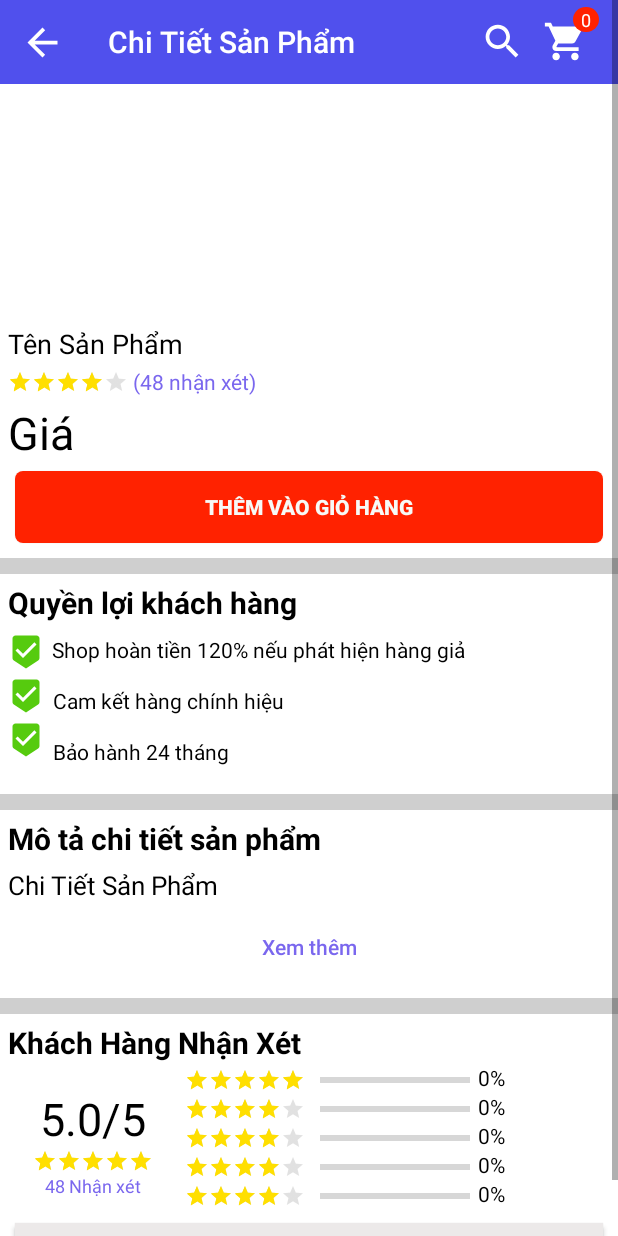
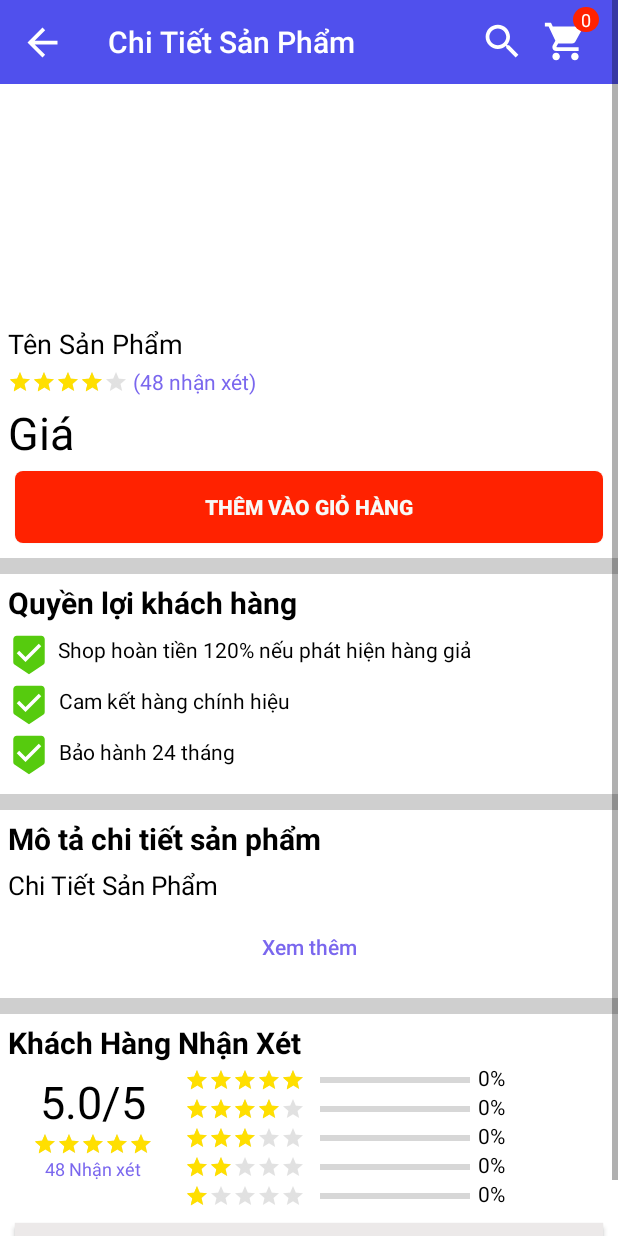
Before and after one commit to minhlc98/Mobile-Shop, an Android app: the ChiTietSanPham screen opened directly, with no data from a screen before it, on a phone screen of 412 x 824 dp. Run offline under Robolectric (Android 15) with nearby library versions, the phone set to English and light mode, and no system bars; pictures from the network do not load; 13 statements that could not run were skipped.

Commit message:
App Demo

```diff
--- a/app/src/main/res/drawable/ic_guaranteed.xml
+++ b/app/src/main/res/drawable/ic_guaranteed.xml
@@ -1,5 +1,5 @@
-<vector android:height="24dp" android:tint="#56CB0E"
+<vector android:height="28dp" android:tint="#56CB0E"
     android:viewportHeight="24.0" android:viewportWidth="24.0"
-    android:width="24dp" xmlns:android="http://schemas.android.com/apk/res/android">
+    android:width="28dp" xmlns:android="http://schemas.android.com/apk/res/android">
     <path android:fillColor="#FF000000" android:pathData="M19,1L5,1c-1.1,0 -1.99,0.9 -1.99,2L3,15.93c0,0.69 0.35,1.3 0.88,1.66L12,23l8.11,-5.41c0.53,-0.36 0.88,-0.97 0.88,-1.66L21,3c0,-1.1 -0.9,-2 -2,-2zM10,16l-5,-5 1.41,-1.41L10,13.17l7.59,-7.59L19,7l-9,9z"/>
 </vector>
--- a/app/src/main/res/drawable/ic_place.xml
+++ b/app/src/main/res/drawable/ic_place.xml
@@ -1,5 +1,5 @@
-<vector android:height="32dp" android:tint="#CB691C"
+<vector android:height="48dp" android:tint="#CB691C"
     android:viewportHeight="24.0" android:viewportWidth="24.0"
-    android:width="32dp" xmlns:android="http://schemas.android.com/apk/res/android">
+    android:width="48dp" xmlns:android="http://schemas.android.com/apk/res/android">
     <path android:fillColor="#FF000000" android:pathData="M12,2C8.13,2 5,5.13 5,9c0,5.25 7,13 7,13s7,-7.75 7,-13c0,-3.87 -3.13,-7 -7,-7zM12,11.5c-1.38,0 -2.5,-1.12 -2.5,-2.5s1.12,-2.5 2.5,-2.5 2.5,1.12 2.5,2.5 -1.12,2.5 -2.5,2.5z"/>
 </vector>
--- a/app/src/main/res/layout/activity_chi_tiet.xml
+++ b/app/src/main/res/layout/activity_chi_tiet.xml
@@ -226,7 +226,7 @@
         <android.support.constraint.ConstraintLayout
             android:id="@+id/layout_left"
             android:layout_width="0dp"
-            android:layout_height="match_parent"
+            android:layout_height="0dp"
             app:layout_constraintHorizontal_weight="3"
             app:layout_constraintTop_toBottomOf="@id/lbReview"
             app:layout_constraintLeft_toLeftOf="parent"
@@ -303,7 +303,7 @@
             <TextView
                 android:id="@+id/tv5"
                 android:layout_width="wrap_content"
-                android:layout_height="wrap_content"
+                android:layout_height="0dp"
                 android:text="0%"
                 android:layout_marginLeft="5dp"
                 android:textColor="@color/black"
@@ -337,7 +337,7 @@
             <TextView
                 android:id="@+id/tv4"
                 android:layout_width="wrap_content"
-                android:layout_height="wrap_content"
+                android:layout_height="0dp"
                 android:text="0%"
                 android:layout_marginLeft="5dp"
                 android:textColor="@color/black"
@@ -348,7 +348,7 @@
                 android:layout_width="wrap_content"
                 android:layout_height="wrap_content"
                 android:numStars="5"
-                android:rating="4"
+                android:rating="3"
                 android:theme="@style/RatingBar"
                 android:layout_marginTop="3dp"
                 android:layout_marginRight="10dp"
@@ -368,21 +368,22 @@
                 app:layout_constraintTop_toBottomOf="@id/progress4"
                 app:layout_constraintRight_toLeftOf="@id/tv3"
                 />
+
             <TextView
                 android:id="@+id/tv3"
                 android:layout_width="wrap_content"
-                android:layout_height="wrap_content"
+                android:layout_height="0dp"
+                android:layout_marginLeft="5dp"
                 android:text="0%"
-                android:layout_marginLeft="5dp"
                 android:textColor="@color/black"
-                app:layout_constraintTop_toBottomOf="@id/tv4"
-                app:layout_constraintLeft_toRightOf="@id/progress3"/>
+                app:layout_constraintLeft_toRightOf="@id/progress3"
+                app:layout_constraintTop_toBottomOf="@id/tv4" />
             <RatingBar
                 android:id="@+id/rating_2"
                 android:layout_width="wrap_content"
                 android:layout_height="wrap_content"
                 android:numStars="5"
-                android:rating="4"
+                android:rating="2"
                 android:theme="@style/RatingBar"
                 android:layout_marginTop="3dp"
                 android:layout_marginRight="10dp"
@@ -405,7 +406,7 @@
             <TextView
                 android:id="@+id/tv2"
                 android:layout_width="wrap_content"
-                android:layout_height="wrap_content"
+                android:layout_height="0dp"
                 android:text="0%"
                 android:layout_marginLeft="5dp"
                 android:textColor="@color/black"
@@ -416,7 +417,7 @@
                 android:layout_width="wrap_content"
                 android:layout_height="wrap_content"
                 android:numStars="5"
-                android:rating="4"
+                android:rating="1"
                 android:theme="@style/RatingBar"
                 android:layout_marginTop="3dp"
                 android:layout_marginRight="10dp"
@@ -439,7 +440,7 @@
             <TextView
                 android:id="@+id/tv1"
                 android:layout_width="wrap_content"
-                android:layout_height="wrap_content"
+                android:layout_height="0dp"
                 android:text="0%"
                 android:layout_marginLeft="5dp"
                 android:textColor="@color/black"
```
